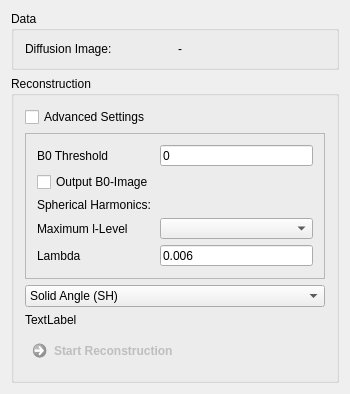
Before: the Qt Designer form Plugins/org.mitk.gui.qt.diffusionimaging/src/internal/QmitkQBallReconstructionViewControls.ui in MITK/MITK, drawn with Qt 5.
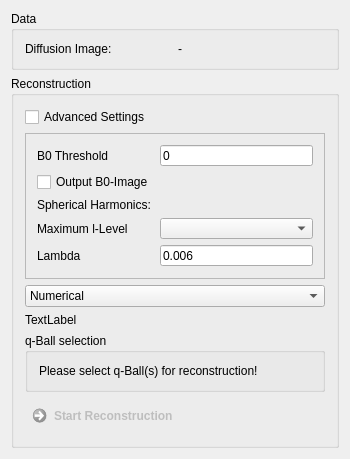
After: the same form once the commit is applied.

Commit message: adaption part (1)

What changed in the file:
```diff
--- a/Plugins/org.mitk.gui.qt.diffusionimaging/src/internal/QmitkQBallReconstructionViewControls.ui
+++ b/Plugins/org.mitk.gui.qt.diffusionimaging/src/internal/QmitkQBallReconstructionViewControls.ui
@@ -7,7 +7,7 @@
     <x>0</x>
     <y>0</y>
     <width>350</width>
-    <height>385</height>
+    <height>424</height>
    </rect>
   </property>
   <property name="minimumSize">
@@ -169,7 +169,7 @@
       <item>
        <widget class="QComboBox" name="m_QBallReconstructionMethodComboBox">
         <property name="currentIndex">
-         <number>2</number>
+         <number>0</number>
         </property>
         <item>
          <property name="text">
@@ -210,6 +210,25 @@
         </property>
        </widget>
       </item>
+      <item>
+       <widget class="QGroupBox" name="m_QBallSelectionBox">
+        <property name="enabled">
+         <bool>true</bool>
+        </property>
+        <property name="title">
+         <string>q-Ball selection</string>
+        </property>
+        <layout class="QVBoxLayout" name="verticalLayout_2">
+         <item>
+          <widget class="QLabel" name="label_3">
+           <property name="text">
+            <string>Please select q-Ball(s) for reconstruction!</string>
+           </property>
+          </widget>
+         </item>
+        </layout>
+       </widget>
+      </item>
       <item>
        <widget class="QCommandLinkButton" name="m_ButtonStandard">
         <property name="enabled">
```
Left out of the diff: 5 changed lines with no effect on the pictures. The commit also changes 2 other files.
